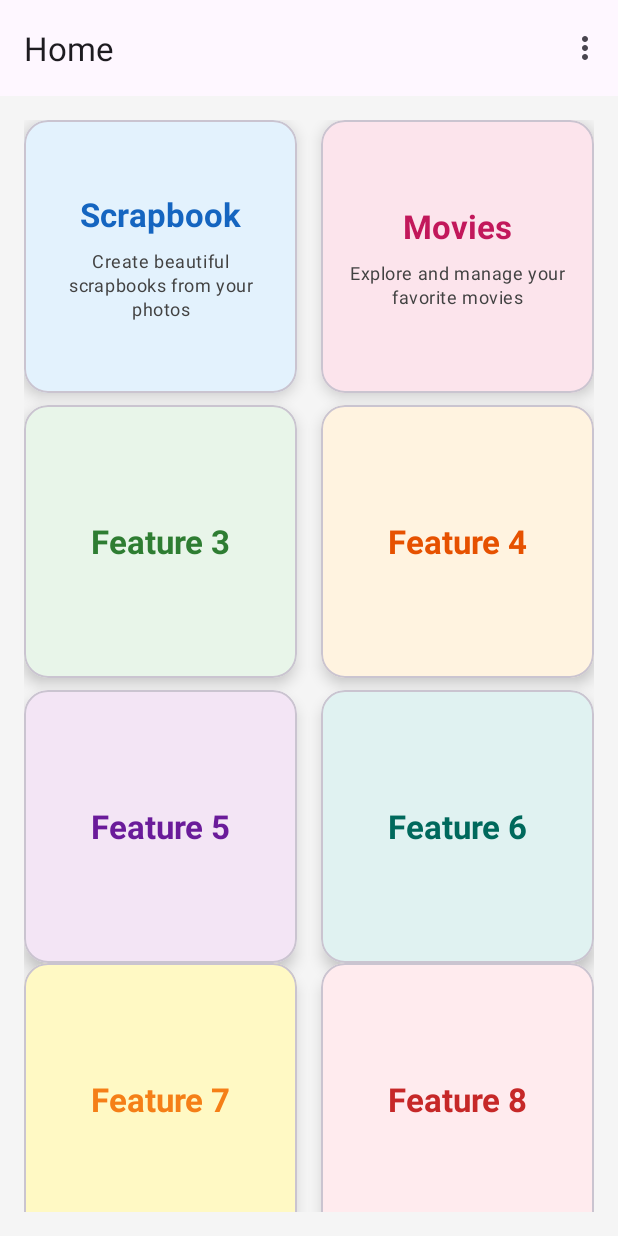
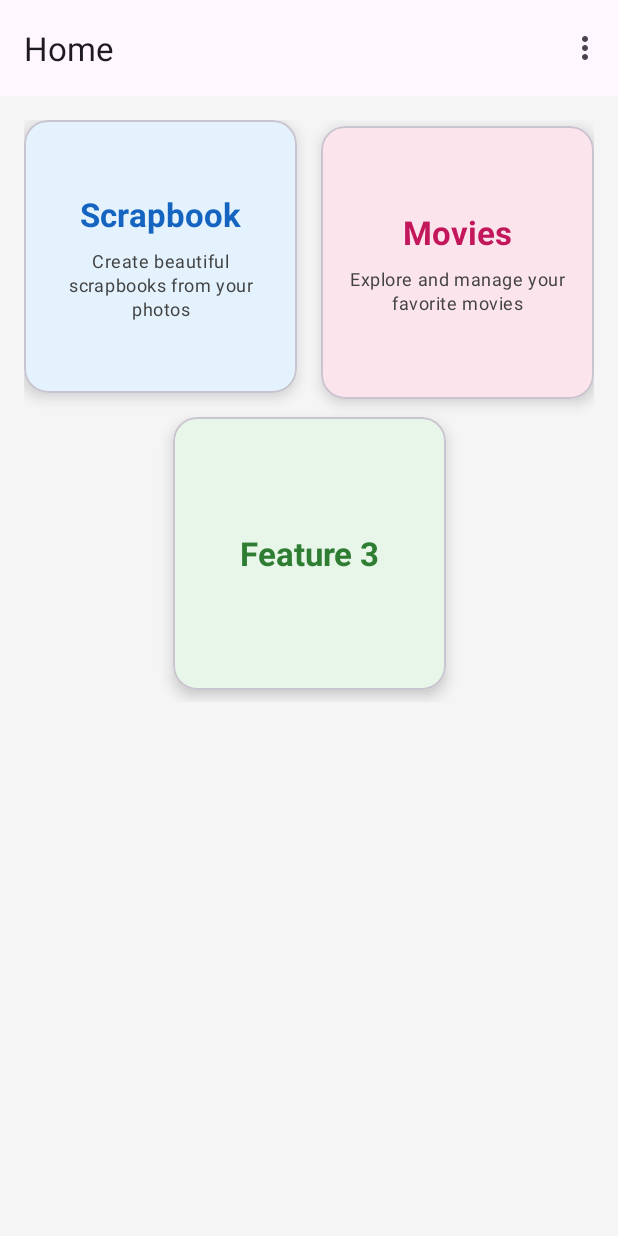
Before and after one commit to Exterminator11/Csci_ASP, an Android app: the screen it shows after launch (MainActivity), on a phone screen of 412 x 824 dp. Run offline under Robolectric (Android 15) with nearby library versions, the light colour scheme and no system bars; our stand-ins replace navigation-ui.

Commit message:
remove extra cards

```diff
--- a/app/src/main/res/layout/fragment_home.xml
+++ b/app/src/main/res/layout/fragment_home.xml
@@ -79,7 +79,7 @@
             app:cardBackgroundColor="#FCE4EC"
             app:cardCornerRadius="16dp"
             app:cardElevation="6dp"
-            app:layout_constraintBottom_toTopOf="@id/cardRow2_2"
+            app:layout_constraintBottom_toTopOf="@id/cardRow2_1"
             app:layout_constraintDimensionRatio="1:1"
             app:layout_constraintEnd_toEndOf="parent"
             app:layout_constraintStart_toEndOf="@id/cardScrapbook"
@@ -123,21 +123,21 @@
 
         </com.google.android.material.card.MaterialCardView>
 
-        <!-- Row 2 - Placeholder cards -->
+        <!-- Feature 3 Card -->
         <com.google.android.material.card.MaterialCardView
             android:id="@+id/cardRow2_1"
             android:layout_width="0dp"
             android:layout_height="0dp"
-            android:layout_marginEnd="8dp"
+            android:layout_marginTop="8dp"
             android:layout_marginBottom="8dp"
             android:clickable="true"
             android:focusable="true"
             app:cardBackgroundColor="#E8F5E9"
             app:cardCornerRadius="16dp"
             app:cardElevation="6dp"
-            app:layout_constraintBottom_toTopOf="@id/cardRow3_1"
+            app:layout_constraintBottom_toBottomOf="parent"
             app:layout_constraintDimensionRatio="1:1"
-            app:layout_constraintEnd_toStartOf="@id/cardRow2_2"
+            app:layout_constraintEnd_toEndOf="parent"
             app:layout_constraintStart_toStartOf="parent"
             app:layout_constraintTop_toBottomOf="@id/cardScrapbook">
 
@@ -152,144 +152,6 @@
 
         </com.google.android.material.card.MaterialCardView>
 
-        <com.google.android.material.card.MaterialCardView
-            android:id="@+id/cardRow2_2"
-            android:layout_width="0dp"
-            android:layout_height="0dp"
-            android:layout_marginStart="8dp"
-            android:layout_marginBottom="8dp"
-            android:clickable="true"
-            android:focusable="true"
-            app:cardBackgroundColor="#FFF3E0"
-            app:cardCornerRadius="16dp"
-            app:cardElevation="6dp"
-            app:layout_constraintBottom_toTopOf="@id/cardRow3_2"
-            app:layout_constraintDimensionRatio="1:1"
-            app:layout_constraintEnd_toEndOf="parent"
-            app:layout_constraintStart_toEndOf="@id/cardRow2_1"
-            app:layout_constraintTop_toBottomOf="@id/cardMovies">
-
-            <TextView
-                android:layout_width="match_parent"
-                android:layout_height="match_parent"
-                android:gravity="center"
-                android:text="Feature 4"
-                android:textAppearance="@style/TextAppearance.Material3.TitleLarge"
-                android:textColor="#E65100"
-                android:textStyle="bold" />
-
-        </com.google.android.material.card.MaterialCardView>
-
-        <!-- Row 3 - Placeholder cards -->
-        <com.google.android.material.card.MaterialCardView
-            android:id="@+id/cardRow3_1"
-            android:layout_width="0dp"
-            android:layout_height="0dp"
-            android:layout_marginEnd="8dp"
-            android:layout_marginBottom="8dp"
-            android:clickable="true"
-            android:focusable="true"
-            app:cardBackgroundColor="#F3E5F5"
-            app:cardCornerRadius="16dp"
-            app:cardElevation="6dp"
-            app:layout_constraintBottom_toTopOf="@id/cardRow4_1"
-            app:layout_constraintDimensionRatio="1:1"
-            app:layout_constraintEnd_toStartOf="@id/cardRow3_2"
-            app:layout_constraintStart_toStartOf="parent"
-            app:layout_constraintTop_toBottomOf="@id/cardRow2_1">
-
-            <TextView
-                android:layout_width="match_parent"
-                android:layout_height="match_parent"
-                android:gravity="center"
-                android:text="Feature 5"
-                android:textAppearance="@style/TextAppearance.Material3.TitleLarge"
-                android:textColor="#6A1B9A"
-                android:textStyle="bold" />
-
-        </com.google.android.material.card.MaterialCardView>
-
-        <com.google.android.material.card.MaterialCardView
-            android:id="@+id/cardRow3_2"
-            android:layout_width="0dp"
-            android:layout_height="0dp"
-            android:layout_marginStart="8dp"
-            android:layout_marginBottom="8dp"
-            android:clickable="true"
-            android:focusable="true"
-            app:cardBackgroundColor="#E0F2F1"
-            app:cardCornerRadius="16dp"
-            app:cardElevation="6dp"
-            app:layout_constraintBottom_toTopOf="@id/cardRow4_2"
-            app:layout_constraintDimensionRatio="1:1"
-            app:layout_constraintEnd_toEndOf="parent"
-            app:layout_constraintStart_toEndOf="@id/cardRow3_1"
-            app:layout_constraintTop_toBottomOf="@id/cardRow2_2">
-
-            <TextView
-                android:layout_width="match_parent"
-                android:layout_height="match_parent"
-                android:gravity="center"
-                android:text="Feature 6"
-                android:textAppearance="@style/TextAppearance.Material3.TitleLarge"
-                android:textColor="#00695C"
-                android:textStyle="bold" />
-
-        </com.google.android.material.card.MaterialCardView>
-
-        <!-- Row 4 - Placeholder cards -->
-        <com.google.android.material.card.MaterialCardView
-            android:id="@+id/cardRow4_1"
-            android:layout_width="0dp"
-            android:layout_height="0dp"
-            android:layout_marginEnd="8dp"
-            android:clickable="true"
-            android:focusable="true"
-            app:cardBackgroundColor="#FFF9C4"
-            app:cardCornerRadius="16dp"
-            app:cardElevation="6dp"
-            app:layout_constraintDimensionRatio="1:1"
-            app:layout_constraintEnd_toStartOf="@id/cardRow4_2"
-            app:layout_constraintStart_toStartOf="parent"
-            app:layout_constraintTop_toBottomOf="@id/cardRow3_1">
-
-            <TextView
-                android:layout_width="match_parent"
-                android:layout_height="match_parent"
-                android:gravity="center"
-                android:text="Feature 7"
-                android:textAppearance="@style/TextAppearance.Material3.TitleLarge"
-                android:textColor="#F57F17"
-                android:textStyle="bold" />
-
-        </com.google.android.material.card.MaterialCardView>
-
-        <com.google.android.material.card.MaterialCardView
-            android:id="@+id/cardRow4_2"
-            android:layout_width="0dp"
-            android:layout_height="0dp"
-            android:layout_marginStart="8dp"
-            android:clickable="true"
-            android:focusable="true"
-            app:cardBackgroundColor="#FFEBEE"
-            app:cardCornerRadius="16dp"
-            app:cardElevation="6dp"
-            app:layout_constraintDimensionRatio="1:1"
-            app:layout_constraintEnd_toEndOf="parent"
-            app:layout_constraintStart_toEndOf="@id/cardRow4_1"
-            app:layout_constraintTop_toBottomOf="@id/cardRow3_2">
-
-            <TextView
-                android:layout_width="match_parent"
-                android:layout_height="match_parent"
-                android:gravity="center"
-                android:text="Feature 8"
-                android:textAppearance="@style/TextAppearance.Material3.TitleLarge"
-                android:textColor="#C62828"
-                android:textStyle="bold" />
-
-        </com.google.android.material.card.MaterialCardView>
-
     </androidx.constraintlayout.widget.ConstraintLayout>
 
 </androidx.core.widget.NestedScrollView>
```
